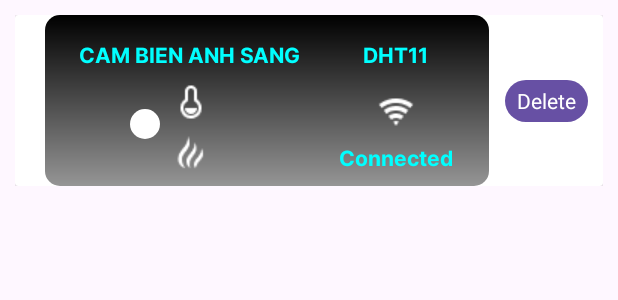
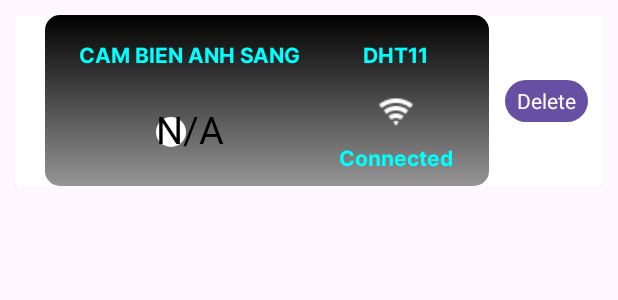
Before and after one commit to triledinh159/MIOTA, an Android app: the layout recycler_view.xml on its own in the app's theme, with its tools: preview values and no code run, on a phone screen of 412 x 824 dp. Shown: the top 300 px of the screen. Run offline under Robolectric (Android 15) with nearby library versions, the phone set to English and light mode, and no system bars.

Commit message:
statistic update

```diff
--- a/app/src/main/java/com/example/miotav1/DeviceAdapter.java
+++ b/app/src/main/java/com/example/miotav1/DeviceAdapter.java
@@ -35,8 +35,8 @@ public class DeviceAdapter extends RecyclerView.Adapter<DeviceAdapter.DeviceHold
     }
 
     class DeviceHolder extends RecyclerView.ViewHolder {
-        TextView tvName, tvDevice;
-        ImageView Imgbx, Imgconnect, ImgTemp, ImgHum;
+        TextView tvName, tvDevice, tvDevice_statistic;
+        ImageView Imgbx, Imgconnect;
         Switch swControl;
 
         Button btnDelete;
@@ -48,8 +48,7 @@ public class DeviceAdapter extends RecyclerView.Adapter<DeviceAdapter.DeviceHold
             tvDevice = itemView.findViewById(R.id.nameDevice);
             Imgbx = itemView.findViewById(R.id.img_box);
             Imgconnect = itemView.findViewById(R.id.Img_connect);
-            ImgHum = itemView.findViewById(R.id.ImgHum);
-            ImgTemp = itemView.findViewById(R.id.TempImg);
+            tvDevice_statistic = itemView.findViewById(R.id.device_static);
             swControl = itemView.findViewById(R.id.sw_control);
             llparent = itemView.findViewById(R.id.item_device);
             btnDelete = itemView.findViewById(R.id.button);
@@ -114,8 +113,7 @@ public class DeviceAdapter extends RecyclerView.Adapter<DeviceAdapter.DeviceHold
             holder.tvDevice.setText(TextUtils.isEmpty(device.getDevice()) ? "" : device.getDevice());
 
             // Check data or control device data -> 1, control -> 0
-            holder.ImgTemp.setVisibility(device.TypeDevice() == 1 ? View.GONE : View.VISIBLE);
-            holder.ImgHum.setVisibility(device.TypeDevice() == 1 ? View.GONE : View.VISIBLE);
+            holder.tvDevice_statistic.setVisibility(device.TypeDevice() == 1? View.GONE : View.VISIBLE);
             holder.swControl.setVisibility(device.TypeDevice() == 1 ? View.VISIBLE : View.GONE);
         }
         holder.btnDelete.setTag(position);
--- a/app/src/main/res/layout/recycler_view.xml
+++ b/app/src/main/res/layout/recycler_view.xml
@@ -59,28 +59,6 @@
                 app:layout_constraintTop_toTopOf="@+id/nameAtHome" />
 
             <ImageView
-                android:id="@+id/ImgHum"
-                android:layout_width="wrap_content"
-                android:layout_height="wrap_content"
-                app:layout_constraintBottom_toBottomOf="parent"
-                app:layout_constraintEnd_toEndOf="@+id/TempImg"
-                app:layout_constraintStart_toStartOf="@+id/TempImg"
-                app:layout_constraintTop_toBottomOf="@+id/TempImg"
-                app:srcCompat="@drawable/hum" />
-
-            <ImageView
-                android:id="@+id/TempImg"
-                android:layout_width="wrap_content"
-                android:layout_height="wrap_content"
-                app:layout_constraintBottom_toBottomOf="parent"
-                app:layout_constraintEnd_toEndOf="@+id/nameAtHome"
-                app:layout_constraintHorizontal_bias="0.504"
-                app:layout_constraintStart_toStartOf="@+id/nameAtHome"
-                app:layout_constraintTop_toBottomOf="@+id/nameAtHome"
-                app:layout_constraintVertical_bias="0.177"
-                app:srcCompat="@drawable/temp" />
-
-            <ImageView
                 android:id="@+id/Img_connect"
                 android:layout_width="wrap_content"
                 android:layout_height="wrap_content"
@@ -133,11 +111,24 @@
                 android:thumb="@drawable/thumb_selector"
                 android:track="@drawable/track_selector"
                 app:layout_constraintBottom_toBottomOf="@id/img_box"
-                app:layout_constraintEnd_toEndOf="@id/img_box"
-                app:layout_constraintHorizontal_bias="0.195"
-                app:layout_constraintStart_toStartOf="@id/img_box"
+                app:layout_constraintEnd_toEndOf="@+id/nameAtHome"
+                app:layout_constraintHorizontal_bias="0.493"
+                app:layout_constraintStart_toStartOf="@+id/nameAtHome"
                 app:layout_constraintTop_toTopOf="@id/img_box"
-                app:layout_constraintVertical_bias="0.717" />
+                app:layout_constraintVertical_bias="0.786" />
+
+            <TextView
+                android:id="@+id/device_static"
+                android:layout_width="wrap_content"
+                android:layout_height="wrap_content"
+                android:text="N/A"
+                android:textColor="@color/black"
+                android:textSize="25sp"
+                app:layout_constraintBottom_toBottomOf="parent"
+                app:layout_constraintEnd_toEndOf="@+id/nameAtHome"
+                app:layout_constraintStart_toStartOf="@+id/nameAtHome"
+                app:layout_constraintTop_toTopOf="@+id/img_box"
+                app:layout_constraintVertical_bias="0.737" />
         </androidx.constraintlayout.widget.ConstraintLayout>
     </androidx.cardview.widget.CardView>
 </LinearLayout>
```
